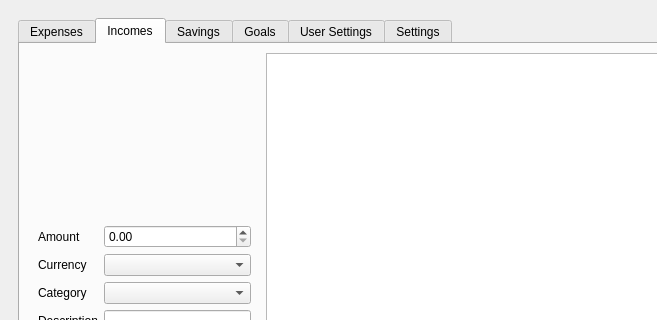
This is GigaBudget/mainwindow.ui in Kapiura/BudgetPlanner as Qt 5 draws it before an edit; both pictures show x 0 to 657 and y 0 to 320 of the 800 by 600 pixel window. The edited form follows.
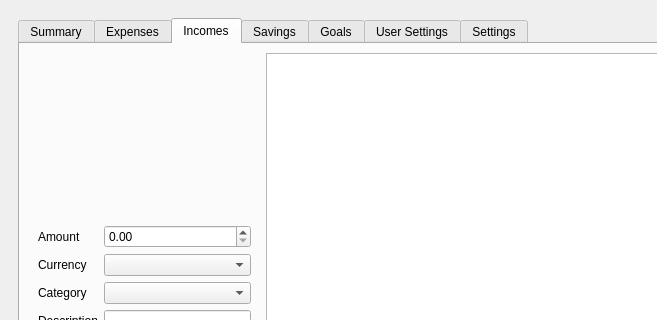
This is the edited form.

Commit message: Updated userpanel - databasemanager got two new methods - addincomes and addexpenses - connexcted buttons in incomes and expenses to methods - executing query with expesnes and incomes

The edit to the form file:
```diff
--- a/GigaBudget/mainwindow.ui
+++ b/GigaBudget/mainwindow.ui
@@ -80,6 +80,11 @@
           <property name="tabBarAutoHide">
            <bool>false</bool>
           </property>
+          <widget class="QWidget" name="tab_5">
+           <attribute name="title">
+            <string>Summary</string>
+           </attribute>
+          </widget>
           <widget class="QWidget" name="expesnes">
            <attribute name="title">
             <string>Expenses</string>
```
Left out of the diff: 24 changed lines with no effect on the pictures. The commit also changes 6 other files.
